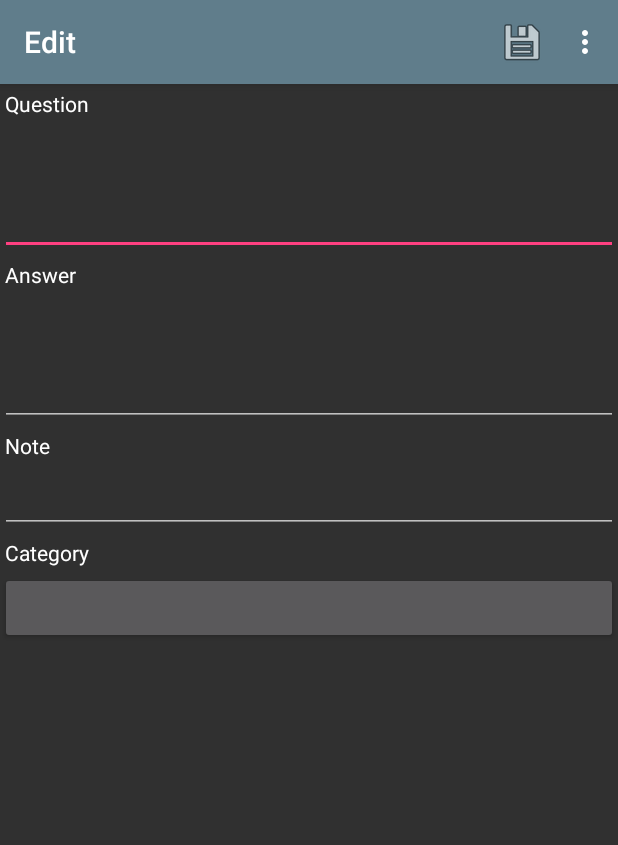
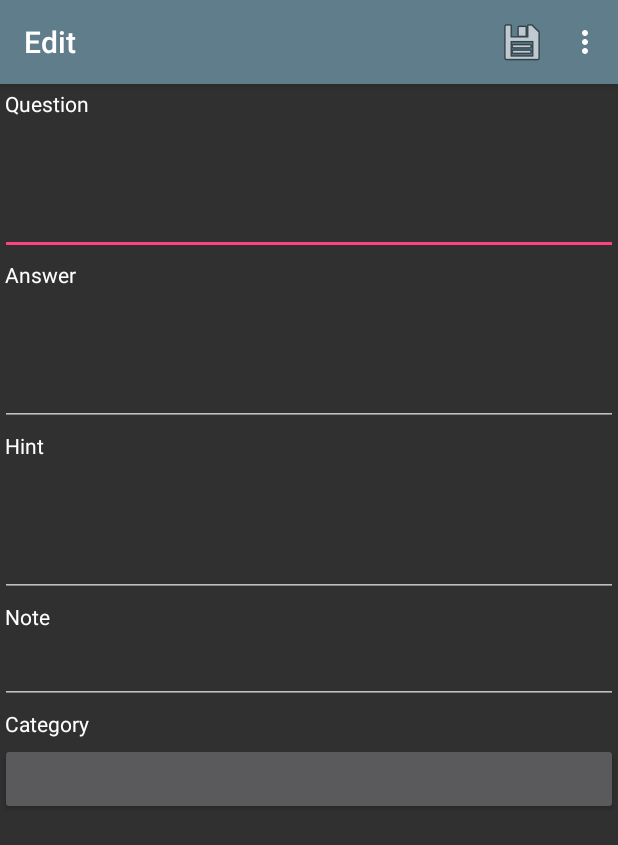
Before and after one commit to jameelbrochu/AnyMemo, an Android app: the CardEditor screen opened directly, with no data from a screen before it, on a phone screen of 412 x 824 dp. Shown: the top 845 px of the screen. Run offline under Robolectric (Android 15) with nearby library versions, the phone set to English and light mode, and no system bars; libraries missing offline, so code that uses them is left out: com.j256.ormlite; 10 statements that could not run were skipped.

Commit message:
#26#35 hint filed is added to edit layout

```diff
--- a/app/src/main/res/layout/card_editor_layout.xml
+++ b/app/src/main/res/layout/card_editor_layout.xml
@@ -41,6 +41,20 @@
                 android:minLines="3"
                 android:layout_weight="1" />
             <TextView
+                android:text="@string/add_screen_hint"
+                android:layout_width="fill_parent"
+                android:layout_height="wrap_content"
+                android:padding="3dip"/>
+            <EditText
+                android:id="@+id/edit_dialog_answer_hint"
+                android:layout_width="fill_parent"
+                android:layout_height="fill_parent"
+                android:inputType="textMultiLine"
+                android:gravity="top"
+                android:minLines="3"
+                android:layout_weight="1" />
+
+            <TextView
                 android:text="@string/note_text"
                 android:layout_width="fill_parent"
                 android:layout_height="wrap_content"
--- a/app/src/main/res/values/strings.xml
+++ b/app/src/main/res/values/strings.xml
@@ -67,6 +67,7 @@
     <string name="settings_ratio">Q/A display ratio</string>
     <string name="settings_wipe">Wipe all learning progress</string>
     <string name="settings_shuffle">Shuffle all cards</string>
+    <string name="add_screen_hint">Hint</string>
     <string name="settings_inverse">Swap the Q/A of all cards</string>
     <string name="settings_save">Save</string>
     <string name="warning_text">Warning</string>
```
